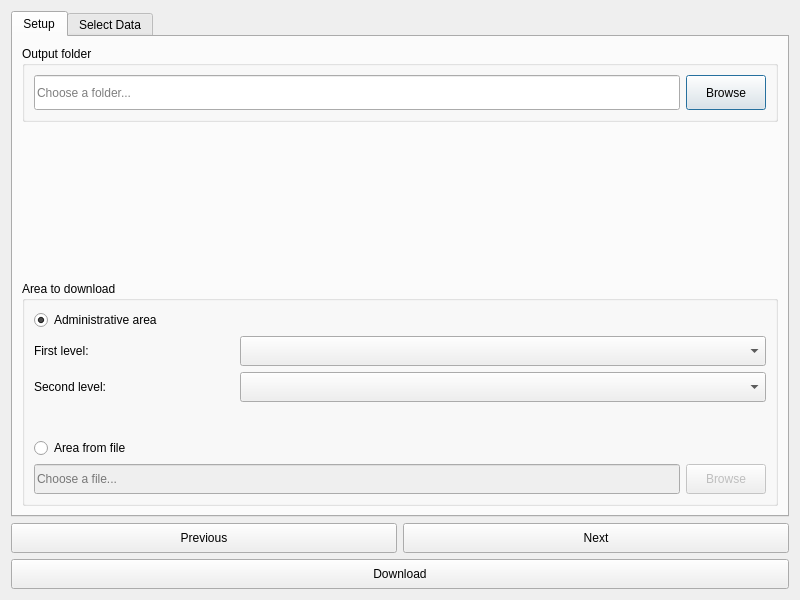
Above: LDMP/gui/DlgDownload.ui from ConservationInternational/trends.earth before the change. Below: the same form after it.
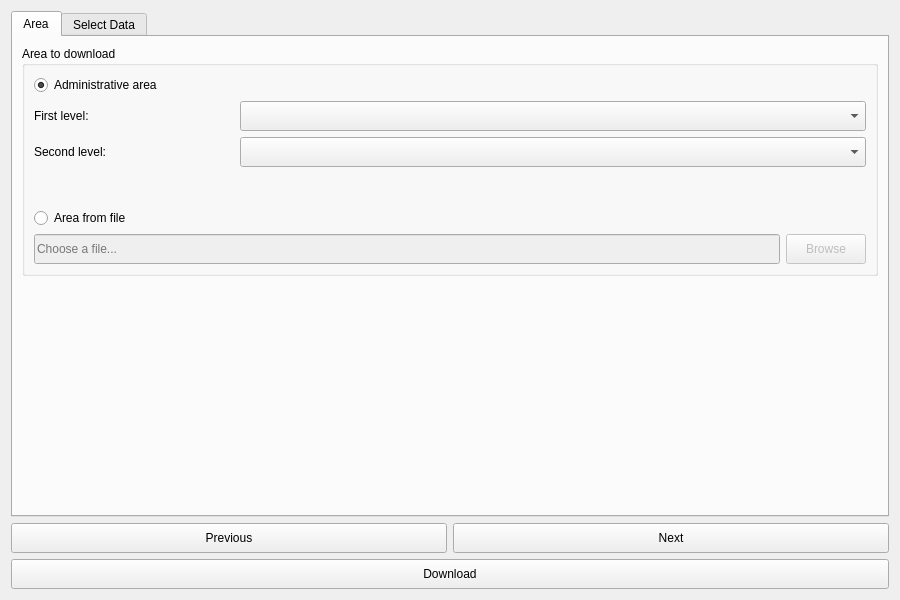
That is the form after the change.

Commit message: Fix up the SOC and download code.

Patch:
```diff
--- a/LDMP/gui/DlgDownload.ui
+++ b/LDMP/gui/DlgDownload.ui
@@ -6,7 +6,7 @@
    <rect>
     <x>0</x>
     <y>0</y>
-    <width>800</width>
+    <width>900</width>
     <height>600</height>
    </rect>
   </property>
@@ -36,60 +36,9 @@
      </property>
      <widget class="QWidget" name="SetupTab">
       <attribute name="title">
-       <string>Setup</string>
+       <string>Area</string>
       </attribute>
       <layout class="QVBoxLayout" name="verticalLayout_3">
-       <item>
-        <widget class="QGroupBox" name="groupBox_6">
-         <property name="title">
-          <string>Output folder</string>
-         </property>
-         <layout class="QHBoxLayout" name="horizontalLayout">
-          <item>
-           <widget class="QLineEdit" name="output_folder">
-            <property name="minimumSize">
-             <size>
-              <width>0</width>
-              <height>35</height>
-             </size>
-            </property>
-            <property name="placeholderText">
-             <string>Choose a folder...</string>
-            </property>
-           </widget>
-          </item>
-          <item>
-           <widget class="QPushButton" name="browse_output_folder">
-            <property name="minimumSize">
-             <size>
-              <width>0</width>
-              <height>35</height>
-             </size>
-            </property>
-            <property name="text">
-             <string>Browse</string>
-            </property>
-           </widget>
-          </item>
-         </layout>
-        </widget>
-       </item>
-       <item>
-        <spacer name="verticalSpacer_4">
-         <property name="orientation">
-          <enum>Qt::Vertical</enum>
-         </property>
-         <property name="sizeType">
-          <enum>QSizePolicy::Expanding</enum>
-         </property>
-         <property name="sizeHint" stdset="0">
-          <size>
-           <width>20</width>
-           <height>20</height>
-          </size>
-         </property>
-        </spacer>
-       </item>
        <item>
         <widget class="QGroupBox" name="groupBox_7">
          <property name="title">
@@ -264,6 +213,22 @@
          </layout>
         </widget>
        </item>
+       <item>
+        <spacer name="verticalSpacer_4">
+         <property name="orientation">
+          <enum>Qt::Vertical</enum>
+         </property>
+         <property name="sizeType">
+          <enum>QSizePolicy::Expanding</enum>
+         </property>
+         <property name="sizeHint" stdset="0">
+          <size>
+           <width>20</width>
+           <height>20</height>
+          </size>
+         </property>
+        </spacer>
+       </item>
       </layout>
      </widget>
      <widget class="QWidget" name="SelectData">
```
Left out of the diff: 7 changed lines with no effect on the pictures. The commit also changes 3 other files.
